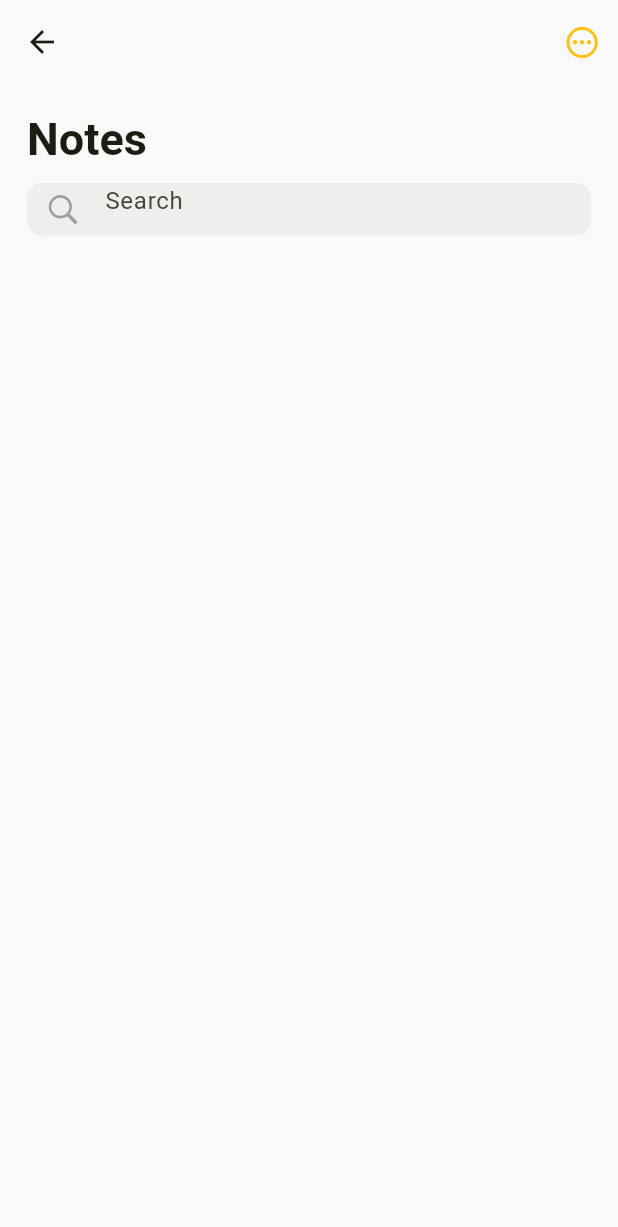
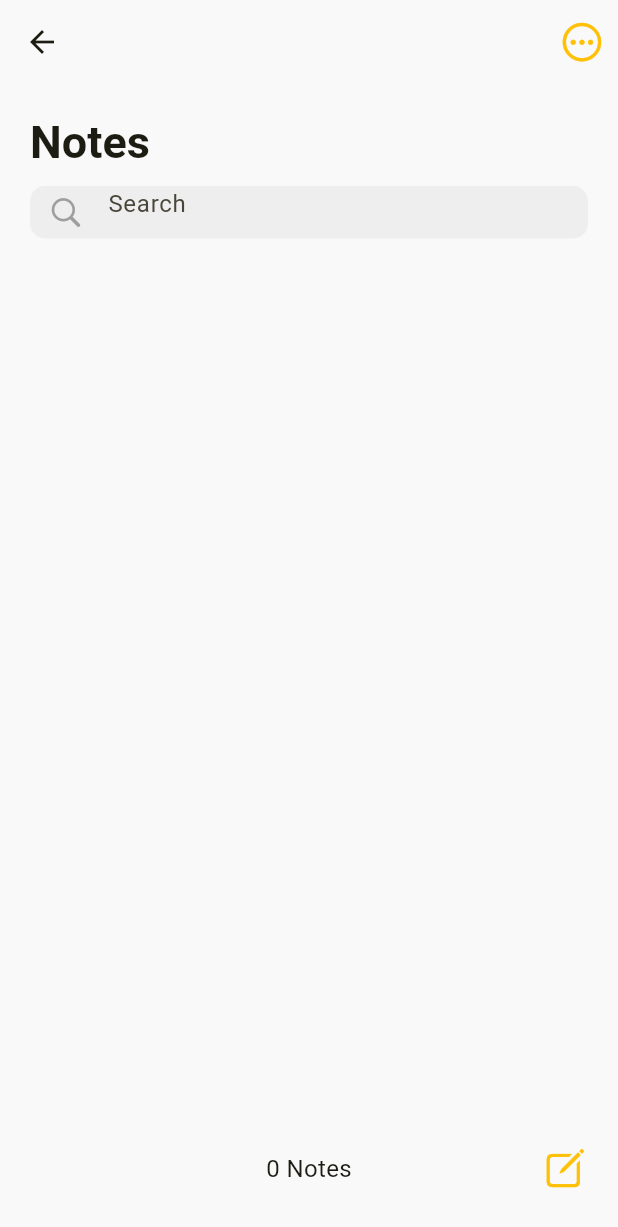
Before and after one commit to raokaif/notes-app, a Flutter app: the NotesPage screen opened directly, on a phone screen of 412 x 824 dp. Shown: the top 1227 px of the screen. Run offline on Flutter 3.47's test engine with Material 3 defaults, Android fonts, the phone set to English and light mode, and no system bars.

Commit message:
bottom bar

```diff
--- a/lib/notes_page.dart
+++ b/lib/notes_page.dart
@@ -12,13 +12,17 @@ class NotesPage extends StatelessWidget {
         actions: [
           IconButton(
             onPressed: () {},
-            icon: Icon(CupertinoIcons.ellipsis_circle, color: Colors.amber),
+            icon: Icon(
+              CupertinoIcons.ellipsis_circle,
+              size: 30,
+              color: Colors.amber,
+            ),
           ),
         ],
         backgroundColor: const Color.fromRGBO(249, 249, 249, 1),
       ),
       body: Padding(
-        padding: const EdgeInsets.all(18.0),
+        padding: const EdgeInsets.all(20.0),
         child: Column(
           crossAxisAlignment: CrossAxisAlignment.start,
           children: [
@@ -44,6 +48,28 @@ class NotesPage extends StatelessWidget {
           ],
         ),
       ),
+      bottomNavigationBar: Padding(
+        padding: const EdgeInsets.all(20.0),
+        child: SizedBox(
+          height: 50,
+          child: Stack(
+            children: [
+              Align(
+                alignment: Alignment.center,
+                child: Text('0 Notes', style: TextStyle(fontSize: 16)),
+              ),
+              Align(
+                alignment: Alignment.centerRight,
+                child: Icon(
+                  CupertinoIcons.square_pencil,
+                  color: Colors.amber,
+                  size: 30,
+                ),
+              ),
+            ],
+          ),
+        ),
+      ),
     );
   }
 }
```
